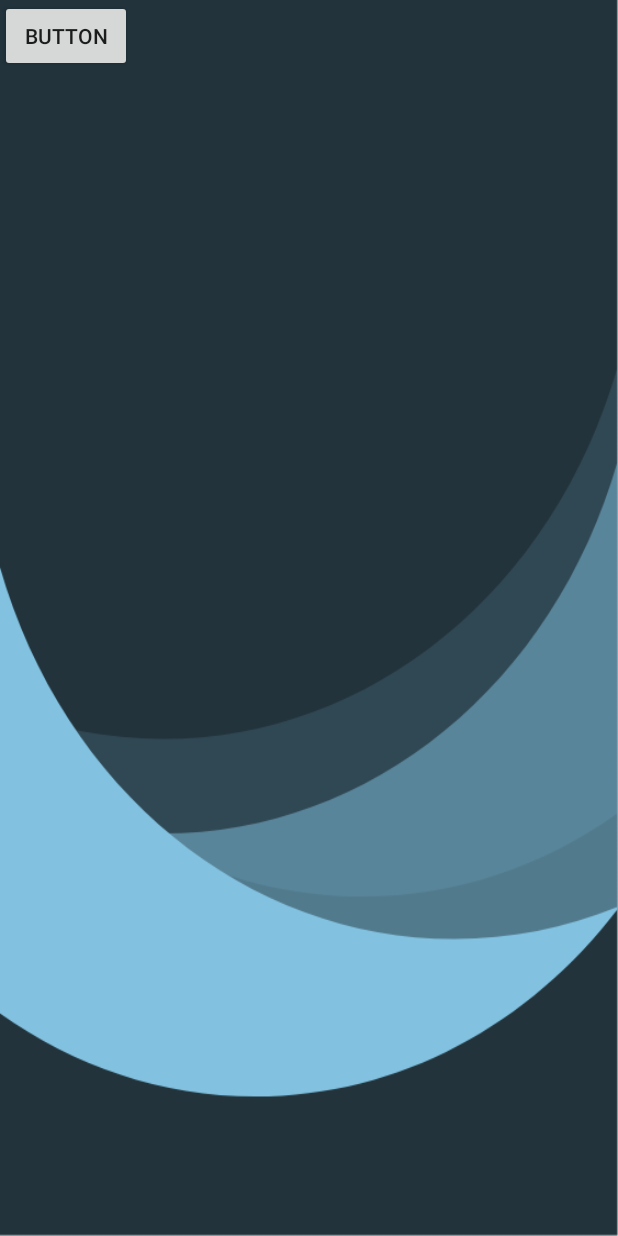
After one commit to RodolpheBansard/ProjetAndroid, an Android app: the layout activity_first_screen.xml on its own in the app's theme, with its tools: preview values and no code run, on a phone screen of 412 x 824 dp. The commit adds this screen. Run offline under Robolectric (Android 15) with nearby library versions, the phone set to English and light mode, and no system bars; network calls fail.

Commit message:
opening screen

```diff
--- a/app/src/main/java/com/example/projetandroid/MainActivity.java
+++ b/app/src/main/java/com/example/projetandroid/MainActivity.java
@@ -28,9 +28,9 @@ public class MainActivity extends AppCompatActivity {
         super.onCreate(savedInstanceState);
         setContentView(R.layout.activity_main);
 
-        ActionBar actionBar = getSupportActionBar();
+        /*ActionBar actionBar = getSupportActionBar();
         actionBar.setDisplayShowHomeEnabled(true);
-        actionBar.setIcon(R.mipmap.ic_logo);
+        actionBar.setIcon(R.mipmap.ic_logo);*/
     }
 
     public void sendMessage(View view) {
--- /dev/null
+++ b/app/src/main/res/layout/activity_first_screen.xml
@@ -0,0 +1,19 @@
+<?xml version="1.0" encoding="utf-8"?>
+<androidx.constraintlayout.widget.ConstraintLayout xmlns:android="http://schemas.android.com/apk/res/android"
+    xmlns:app="http://schemas.android.com/apk/res-auto"
+    xmlns:tools="http://schemas.android.com/tools"
+    android:layout_width="match_parent"
+    android:layout_height="match_parent"
+    tools:context=".FirstScreenActivity"
+    android:background="@drawable/back">
+
+
+    <Button
+        android:id="@+id/button3"
+        android:layout_width="wrap_content"
+        android:layout_height="wrap_content"
+        android:onClick="startMainActivity"
+        android:text="Button"
+        app:layout_constraintStart_toStartOf="parent"
+        app:layout_constraintTop_toTopOf="parent" />
+</androidx.constraintlayout.widget.ConstraintLayout>
--- a/app/src/main/res/values/styles.xml
+++ b/app/src/main/res/values/styles.xml
@@ -1,7 +1,7 @@
 <resources>
 
     <!-- Base application theme. -->
-    <style name="AppTheme" parent="Theme.AppCompat.Light.DarkActionBar">
+    <style name="AppTheme" parent="Theme.AppCompat.Light.NoActionBar">
         <!-- Customize your theme here. -->
         <item name="colorPrimary">@color/colorPrimary</item>
         <item name="colorPrimaryDark">@color/colorPrimaryDark</item>
```
Also changed, not shown: app/src/main/AndroidManifest.xml (+10 -7 lines), app/src/main/java/com/example/projetandroid/FirstScreenActivity.java (added, +22 -0 lines), app/src/main/java/com/example/projetandroid/OnPageChangeListener.java (deleted, +0 -16 lines), app/src/main/res/drawable-hdpi/back.png (added), app/src/main/res/drawable-ldpi/back.png (added), app/src/main/res/drawable-mdpi/back.png (added), app/src/main/res/drawable-xhdpi/back.png (added), app/src/main/res/drawable-xxhdpi/back.png (added), app/src/main/res/drawable-xxxhdpi/back.png (added), 1 other file.
